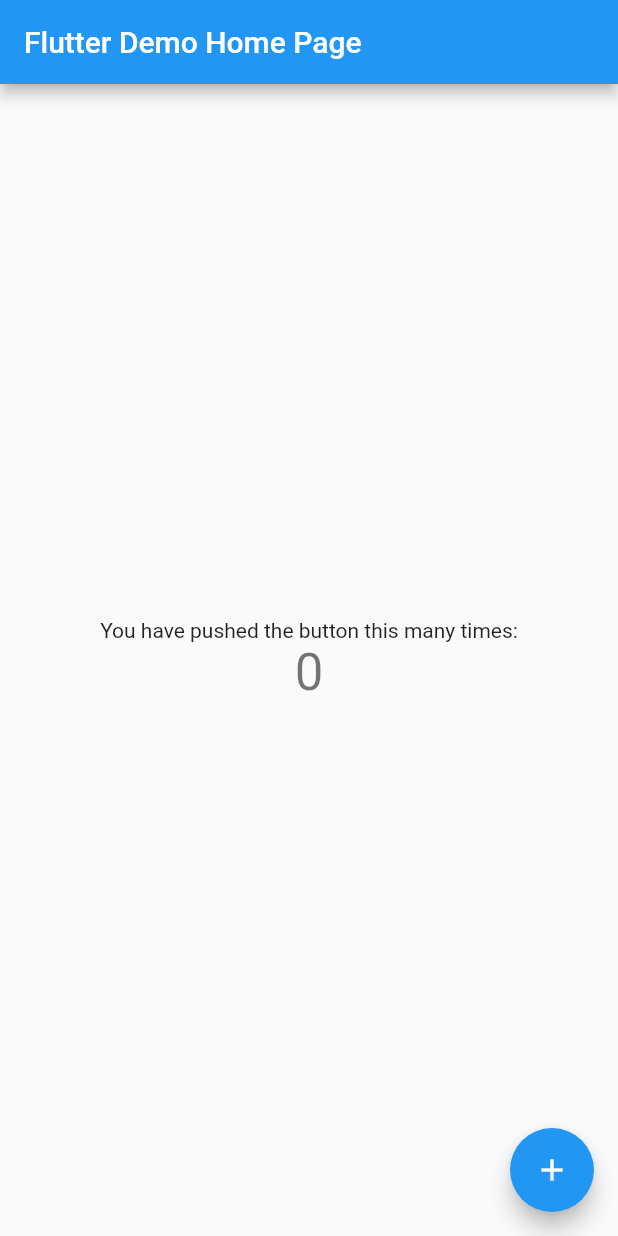
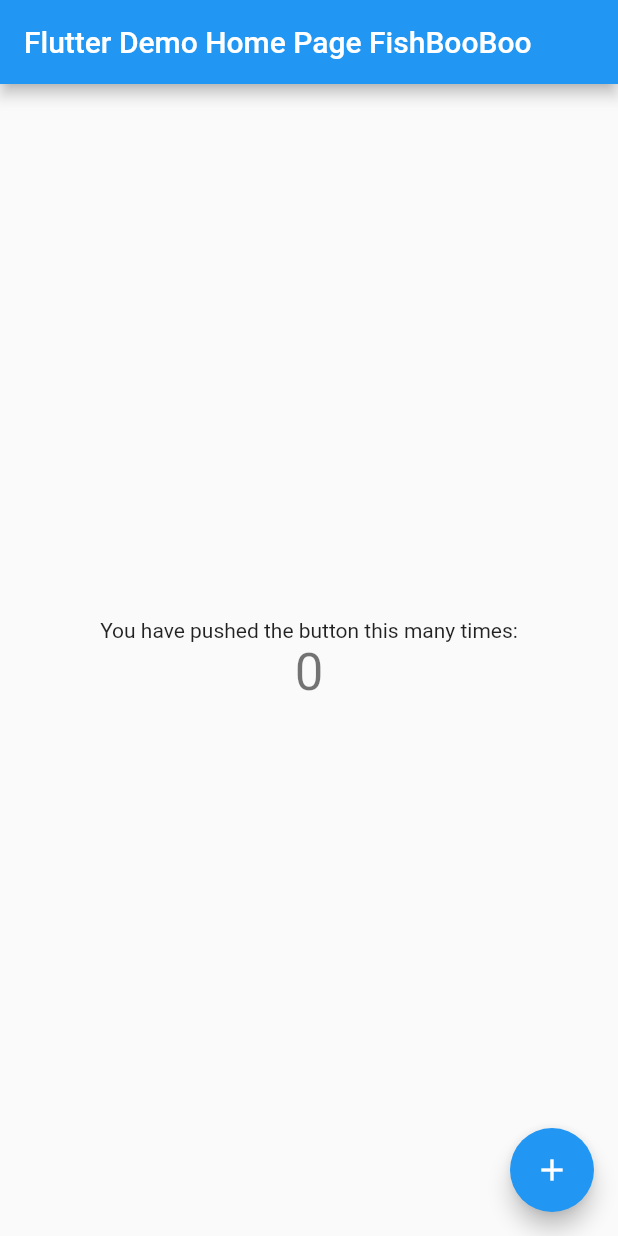
Before and after one commit to komsunra/my_note, a Flutter app: the screen it shows after launch, on a phone screen of 412 x 824 dp. Run offline on Flutter 3.47's test engine with Material 2 defaults, Android fonts, the phone set to English and light mode, and no system bars.

Commit message:
FishBooBoo Commit V1

```diff
--- a/lib/main.dart
+++ b/lib/main.dart
@@ -1,6 +1,7 @@
 import 'package:flutter/material.dart';
 
 void main() => runApp(MyApp());
+
 
 class MyApp extends StatelessWidget {
   // This widget is the root of your application.
@@ -20,7 +21,7 @@ class MyApp extends StatelessWidget {
         // is not restarted.
         primarySwatch: Colors.blue,
       ),
-      home: MyHomePage(title: 'Flutter Demo Home Page'),
+      home: MyHomePage(title: 'Flutter Demo Home Page FishBooBoo'),
 
     );
   }
```
